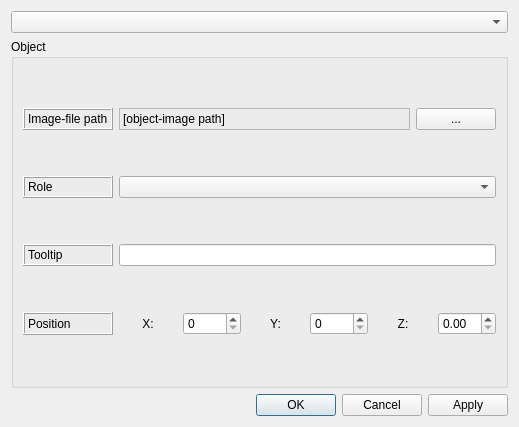
schdorm/oh-karteneditor, file src/dialogs/mapobjectdialog.ui: the form before one commit.
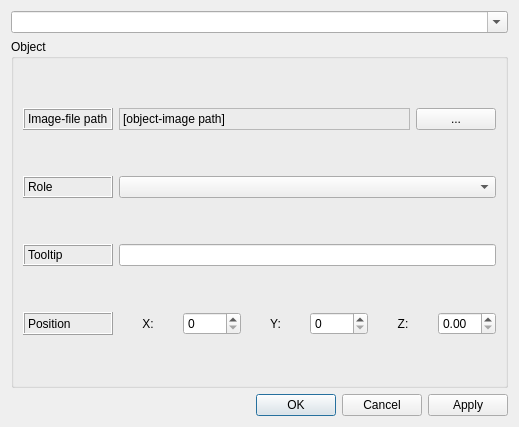
The form after the commit.

```diff
--- a/src/dialogs/mapobjectdialog.ui
+++ b/src/dialogs/mapobjectdialog.ui
@@ -15,7 +15,11 @@
   </property>
   <layout class="QVBoxLayout" name="verticalLayout">
    <item>
-    <widget class="QComboBox" name="ObjectSelectionBox"/>
+    <widget class="QComboBox" name="ObjectSelectionBox">
+     <property name="editable">
+      <bool>true</bool>
+     </property>
+    </widget>
    </item>
    <item>
     <widget class="QGroupBox" name="ObjectGroupBox">
@@ -63,7 +67,7 @@
        </widget>
       </item>
       <item row="6" column="0">
-       <widget class="QLabel" name="XLabel">
+       <widget class="QLabel" name="PositionLabel">
         <property name="frameShape">
          <enum>QFrame::Box</enum>
         </property>
@@ -135,7 +139,7 @@
        <widget class="QDoubleSpinBox" name="ZSpinBox"/>
       </item>
       <item row="6" column="1">
-       <widget class="QLabel" name="label">
+       <widget class="QLabel" name="XLabel">
         <property name="text">
          <string>X:</string>
         </property>
```
Left out of the diff: 24 changed lines with no effect on the pictures.
